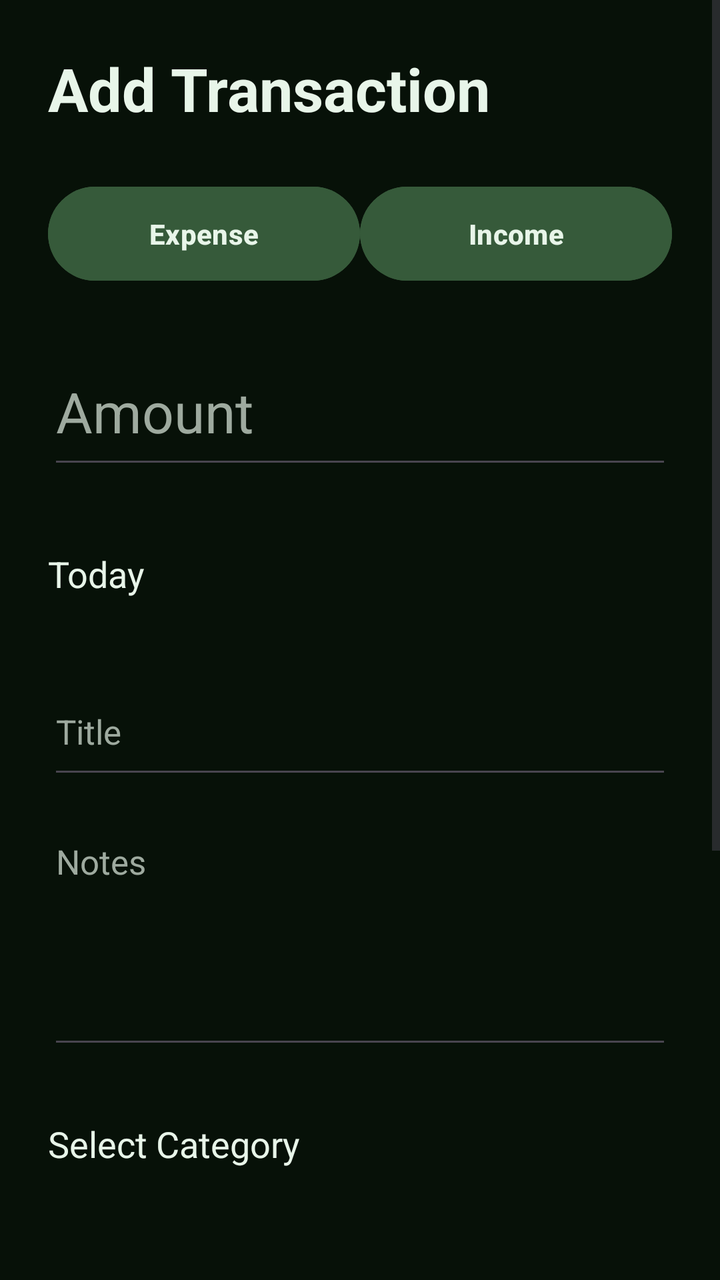
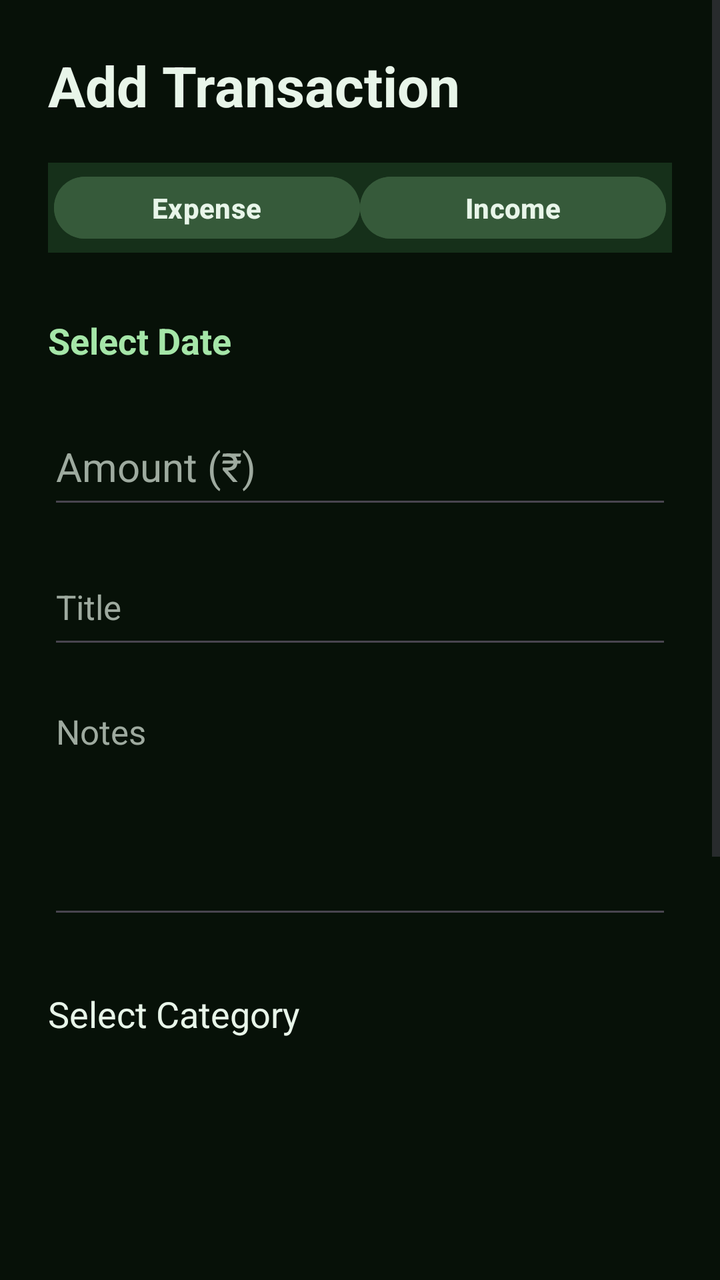

Before-and-after screenshots of an Android layout around one commit, followed by the original layout XML and the change that was made.
<!-- AndroidManifest.xml: application theme Theme.CashFlow -->
<!-- res/layout/activity_add_transaction.xml -->
<?xml version="1.0" encoding="utf-8"?>
<ScrollView
    xmlns:android="http://schemas.android.com/apk/res/android"
    android:layout_width="match_parent"
    android:layout_height="match_parent"
    android:background="#071108">

    <LinearLayout
        android:layout_width="match_parent"
        android:layout_height="wrap_content"
        android:orientation="vertical"
        android:padding="24dp">

        <TextView
            android:layout_width="wrap_content"
            android:layout_height="wrap_content"
            android:text="Add Transaction"
            android:textColor="#E8F5E9"
            android:textSize="30sp"
            android:textStyle="bold" />

        <LinearLayout
            android:layout_width="match_parent"
            android:layout_height="55dp"
            android:layout_marginTop="25dp"
            android:orientation="horizontal">

            <Button
                android:id="@+id/btnExpense"
                style="@style/CashFlowButton"
                android:layout_width="0dp"
                android:layout_height="match_parent"
                android:layout_weight="1"
                android:text="Expense" />

            <Button
                android:id="@+id/btnIncome"
                style="@style/CashFlowButton"
                android:layout_width="0dp"
                android:layout_height="match_parent"
                android:layout_weight="1"
                android:text="Income" />

        </LinearLayout>

        <EditText
            android:id="@+id/etAmount"
            android:layout_width="match_parent"
            android:layout_height="70dp"
            android:layout_marginTop="25dp"
            android:hint="Amount"
            android:inputType="numberDecimal"
            android:textColor="#E8F5E9"
            android:textColorHint="#9EAA9F"
            android:textSize="28sp" />

        <TextView
            android:id="@+id/tvDate"
            android:layout_width="match_parent"
            android:layout_height="55dp"
            android:layout_marginTop="20dp"
            android:gravity="center_vertical"
            android:text="Today"
            android:textColor="#E8F5E9"
            android:textSize="18sp" />

        <EditText
            android:id="@+id/etTitle"
            android:layout_width="match_parent"
            android:layout_height="60dp"
            android:layout_marginTop="20dp"
            android:hint="Title"
            android:inputType="text"
            android:textColor="#E8F5E9"
            android:textColorHint="#9EAA9F"
            android:textSize="17sp" />

        <EditText
            android:id="@+id/etNotes"
            android:layout_width="match_parent"
            android:layout_height="120dp"
            android:layout_marginTop="15dp"
            android:gravity="top"
            android:hint="Notes"
            android:inputType="textMultiLine"
            android:textColor="#E8F5E9"
            android:textColorHint="#9EAA9F"
            android:textSize="17sp" />

        <TextView
            android:id="@+id/tvSelectedCategory"
            android:layout_width="match_parent"
            android:layout_height="55dp"
            android:layout_marginTop="15dp"
            android:gravity="center_vertical"
            android:text="Select Category"
            android:textColor="#E8F5E9"
            android:textSize="18sp" />

        <androidx.recyclerview.widget.RecyclerView
            android:id="@+id/rvCategories"
            android:layout_width="match_parent"
            android:layout_height="240dp"
            android:layout_marginTop="10dp"
            android:clipToPadding="false"
            android:padding="4dp" />

        <Button
            android:id="@+id/btnSaveTransaction"
            style="@style/CashFlowButton"
            android:layout_width="match_parent"
            android:layout_height="60dp"
            android:layout_marginTop="30dp"
            android:text="SAVE TRANSACTION"
            android:textSize="16sp" />

    </LinearLayout>

</ScrollView>
<!-- resources referenced by this layout -->
<resources>
  <style name="CashFlowButton" parent="Widget.Material3.Button">
          <item name="android:backgroundTint">#365A3A</item>
          <item name="android:textColor">#E8F5E9</item>
          <item name="android:textSize">14sp</item>
          <item name="android:textStyle">bold</item>
          <item name="android:minHeight">48dp</item>
          <item name="android:minWidth">0dp</item>
          <item name="android:paddingStart">8dp</item>
          <item name="android:paddingEnd">8dp</item>
      </style>
  <style name="Theme.CashFlow" parent="Base.Theme.CashFlow">
      </style>
  <style name="Base.Theme.CashFlow" parent="Theme.Material3.DayNight.NoActionBar">
          
      </style>
</resources>

<!-- the commit's change to res/layout/activity_add_transaction.xml (unified diff, before → after) -->
@@ -1,29 +1,36 @@
 <?xml version="1.0" encoding="utf-8"?>
 <ScrollView
     xmlns:android="http://schemas.android.com/apk/res/android"
+    android:id="@+id/addTransactionScrollView"
     android:layout_width="match_parent"
     android:layout_height="match_parent"
+    android:fillViewport="true"
     android:background="#071108">
 
     <LinearLayout
+        android:id="@+id/addTransactionContainer"
         android:layout_width="match_parent"
         android:layout_height="wrap_content"
         android:orientation="vertical"
         android:padding="24dp">
 
         <TextView
+            android:id="@+id/tvAddTransactionTitle"
             android:layout_width="wrap_content"
             android:layout_height="wrap_content"
             android:text="Add Transaction"
             android:textColor="#E8F5E9"
-            android:textSize="30sp"
+            android:textSize="28sp"
             android:textStyle="bold" />
 
+        
         <LinearLayout
             android:layout_width="match_parent"
-            android:layout_height="55dp"
-            android:layout_marginTop="25dp"
-            android:orientation="horizontal">
+            android:layout_height="45dp"
+            android:layout_marginTop="20dp"
+            android:background="#16301A"
+            android:orientation="horizontal"
+            android:padding="3dp">
 
             <Button
                 android:id="@+id/btnExpense"
@@ -43,34 +50,37 @@
 
         </LinearLayout>
 
+        
+        <TextView
+            android:id="@+id/tvDate"
+            android:layout_width="match_parent"
+            android:layout_height="48dp"
+            android:layout_marginTop="20dp"
+            android:gravity="center_vertical"
+            android:text="Select Date"
+            android:textColor="#A5E6A8"
+            android:textSize="18sp"
+            android:textStyle="bold" />
+
+        
         <EditText
             android:id="@+id/etAmount"
             android:layout_width="match_parent"
-            android:layout_height="70dp"
-            android:layout_marginTop="25dp"
-            android:hint="Amount"
+            android:layout_height="55dp"
+            android:layout_marginTop="10dp"
+            android:hint="Amount (₹)"
             android:inputType="numberDecimal"
             android:textColor="#E8F5E9"
             android:textColorHint="#9EAA9F"
-            android:textSize="28sp" />
-
-        <TextView
-            android:id="@+id/tvDate"
-            android:layout_width="match_parent"
-            android:layout_height="55dp"
-            android:layout_marginTop="20dp"
-            android:gravity="center_vertical"
-            android:text="Today"
-            android:textColor="#E8F5E9"
-            android:textSize="18sp" />
+            android:textSize="20sp" />
 
         <EditText
             android:id="@+id/etTitle"
             android:layout_width="match_parent"
-            android:layout_height="60dp"
-            android:layout_marginTop="20dp"
+            android:layout_height="55dp"
+            android:layout_marginTop="15dp"
             android:hint="Title"
-            android:inputType="text"
+            android:inputType="textCapSentences"
             android:textColor="#E8F5E9"
             android:textColorHint="#9EAA9F"
             android:textSize="17sp" />
@@ -105,12 +115,21 @@
             android:clipToPadding="false"
             android:padding="4dp" />
 
+        <CheckBox
+            android:id="@+id/cbExcludeFromBudget"
+            android:layout_width="match_parent"
+            android:layout_height="wrap_content"
+            android:layout_marginTop="16dp"
+            android:text="Exclude from budget expense"
+            android:textColor="#E8F5E9"
+            android:textSize="16sp" />
+
         <Button
             android:id="@+id/btnSaveTransaction"
             style="@style/CashFlowButton"
             android:layout_width="match_parent"
             android:layout_height="60dp"
-            android:layout_marginTop="30dp"
+            android:layout_marginTop="24dp"
             android:text="SAVE TRANSACTION"
             android:textSize="16sp" />
 
